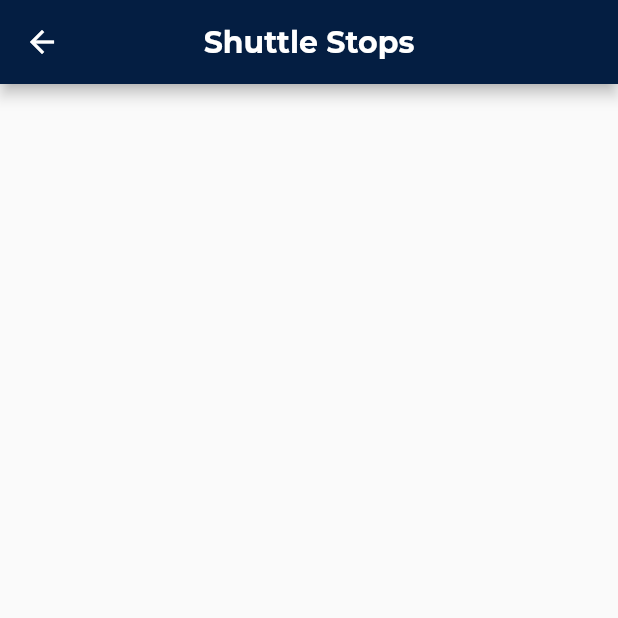
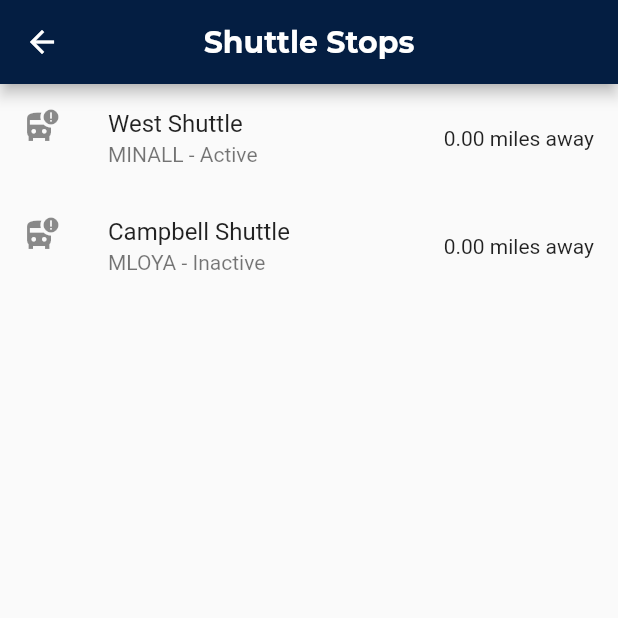
Before and after one commit to NoahTheGr8/UTEP-MAPS, a Flutter app: the ShuttleStopList screen opened directly, on a phone screen of 412 x 824 dp, the top half of it. Run offline on Flutter 3.47's test engine with Material 2 defaults, Android fonts, the light colour scheme and no system bars; our stand-ins replace flutter_map, geolocator, latlong2.

```diff
--- a/Prototypes/Working_Prototypes/utepmaps_v1/lib/screens/shuttle_stop_list.dart
+++ b/Prototypes/Working_Prototypes/utepmaps_v1/lib/screens/shuttle_stop_list.dart
@@ -24,12 +24,12 @@ class ShuttleStopListState extends State<ShuttleStopList> {
   void initializeSelection() async {
     //TODO - QUERY ALL LOCATIONS FROM DB IN HERE
 
-    // ShuttleStop west =
-    //     ShuttleStop("West Shuttle", "MINALL", "Active", 31.77055, -106.50740);
-    // ShuttleStop camp = ShuttleStop(
-    //     "Campbell Shuttle", "MLOYA", "Inactive", 31.76652, -106.50194);
-    // locations.shuttleStops.add(west);
-    // locations.shuttleStops.add(camp);
+    ShuttleStop west =
+        ShuttleStop("West Shuttle", "MINALL", "Active", 31.77055, -106.50740,0);
+    ShuttleStop camp = ShuttleStop(
+        "Campbell Shuttle", "MLOYA", "Inactive", 31.76652, -106.50194,0);
+    locations.shuttleStops.add(west);
+    locations.shuttleStops.add(camp);
   }
 
   @override
@@ -71,7 +71,8 @@ class _ListBuilderState extends State<ListBuilder> {
               leading: Icon(Icons.bus_alert_sharp),
               onTap: () => _toggle(
                   index), //TODO update this to navigate to desired location
-              trailing: const Text('dist from user'),
+              trailing: Text(
+                  '${widget.shuttleStopList.elementAt(index).distFromUser.toStringAsFixed(2)} miles away'),
               title: Text('${widget.shuttleStopList.elementAt(index).name}'),
               subtitle: Text(
                   '${widget.shuttleStopList.elementAt(index).locAbbrev} - ${widget.shuttleStopList.elementAt(index).status}'));
```
Also changed, not shown: Prototypes/Working_Prototypes/utepmaps_v1/lib/screens/buildings_list.dart (+15 -10 lines), Prototypes/Working_Prototypes/utepmaps_v1/lib/screens/eatery_list.dart (+7 -6 lines), Prototypes/Working_Prototypes/utepmaps_v1/lib/screens/parking_list.dart (+6 -5 lines).
